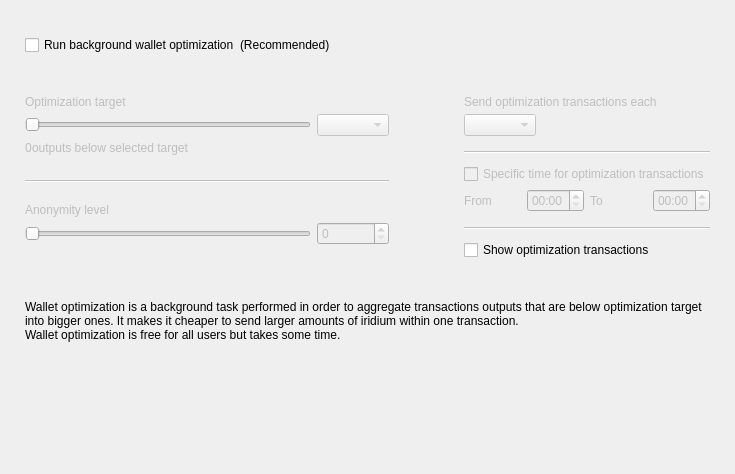
Qt form src/Gui/Options/OptimizationOptionsFrame.ui (iridiumdev/Iridium-IRD-wallet) before a commit.
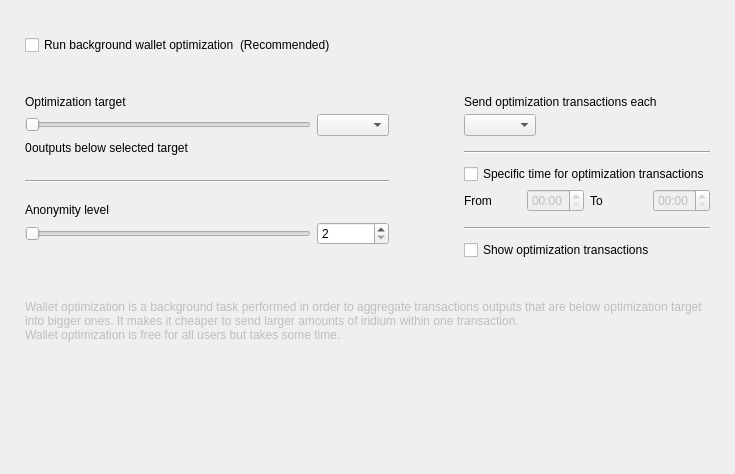
The same form after that commit. Custom widgets are drawn as their Qt base class.

Commit message: Enable Fusion TX

What changed in the file:
```diff
--- a/src/Gui/Options/OptimizationOptionsFrame.ui
+++ b/src/Gui/Options/OptimizationOptionsFrame.ui
@@ -106,7 +106,7 @@
       <item alignment="Qt::AlignTop">
        <widget class="QWidget" name="widget1" native="true">
         <property name="enabled">
-         <bool>false</bool>
+         <bool>true</bool>
         </property>
         <layout class="QGridLayout" name="gridLayout" columnstretch="50,0,0,0">
          <property name="leftMargin">
@@ -126,6 +126,9 @@
          </property>
          <item row="0" column="0" colspan="4">
           <widget class="WalletGui::WalletNormalBlackTextLabel" name="label_5">
+           <property name="enabled">
+            <bool>true</bool>
+           </property>
            <property name="text">
             <string>Optimization target</string>
            </property>
@@ -194,6 +197,12 @@
            <property name="buttonSymbols">
             <enum>QAbstractSpinBox::UpDownArrows</enum>
            </property>
+           <property name="minimum">
+            <number>2</number>
+           </property>
+           <property name="maximum">
+            <number>10</number>
+           </property>
           </widget>
          </item>
          <item row="7" column="0" colspan="4">
@@ -267,7 +276,7 @@
         <item>
          <widget class="QWidget" name="widget2" native="true">
           <property name="enabled">
-           <bool>false</bool>
+           <bool>true</bool>
           </property>
           <layout class="QGridLayout" name="gridLayout_2" columnstretch="0,0,0,0">
            <property name="leftMargin">
@@ -469,6 +478,9 @@
    </item>
    <item>
     <widget class="WalletGui::WalletExtraNormalGrayTextLabel" name="m_helpLabel">
+     <property name="enabled">
+      <bool>false</bool>
+     </property>
      <property name="text">
       <string>Wallet optimization is a background task performed in order to aggregate transactions outputs that are below optimization target into bigger ones. It makes it cheaper to send larger amounts of iridium within one transaction.
 Wallet optimization is free for all users but takes some time.</string>
```
Left out of the diff: 9 changed lines with no effect on the pictures. The commit also changes 2 other files.
